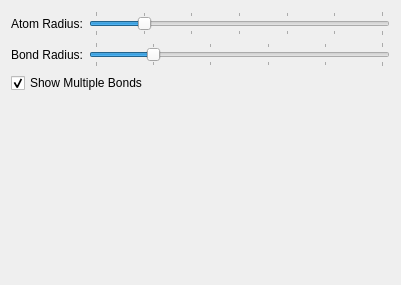
Before: the Qt Designer form libavogadro/src/engines/bsdysettingswidget.ui in cryos/avogadro, drawn with Qt 5.
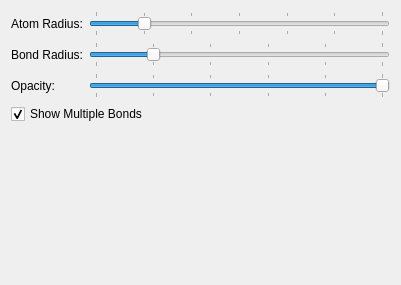
After: the same form once the commit is applied.

Commit message: Applied an adapted patch from Magnus Lundborg. Corrected some issues with render order and indentation. Adds transparency support to the ball and stick engine.

```diff
--- a/libavogadro/src/engines/bsdysettingswidget.ui
+++ b/libavogadro/src/engines/bsdysettingswidget.ui
@@ -70,6 +70,47 @@
        </property>
       </widget>
      </item>
+     <item row="2" column="0" >
+      <widget class="QLabel" name="opacitySliderLabel" >
+       <property name="text" >
+        <string>Opacity:</string>
+       </property>
+      </widget>
+     </item>
+     <item row="2" column="2" >
+      <widget class="QSlider" name="opacitySlider" >
+       <property name="minimum" >
+        <number>0</number>
+       </property>
+       <property name="maximum" >
+        <number>20</number>
+       </property>
+       <property name="singleStep" >
+        <number>1</number>
+       </property>
+       <property name="pageStep" >
+        <number>2</number>
+       </property>
+       <property name="value" >
+        <number>20</number>
+       </property>
+       <property name="sliderPosition" >
+        <number>20</number>
+       </property>
+       <property name="orientation" >
+        <enum>Qt::Horizontal</enum>
+       </property>
+       <property name="invertedAppearance" >
+        <bool>false</bool>
+       </property>
+       <property name="tickPosition" >
+        <enum>QSlider::TicksBothSides</enum>
+       </property>
+       <property name="tickInterval" >
+        <number>4</number>
+       </property>
+      </widget>
+     </item>
     </layout>
    </item>
    <item>
```
Left out of the diff: 3 changed lines with no effect on the pictures. The commit also changes 2 other files.
